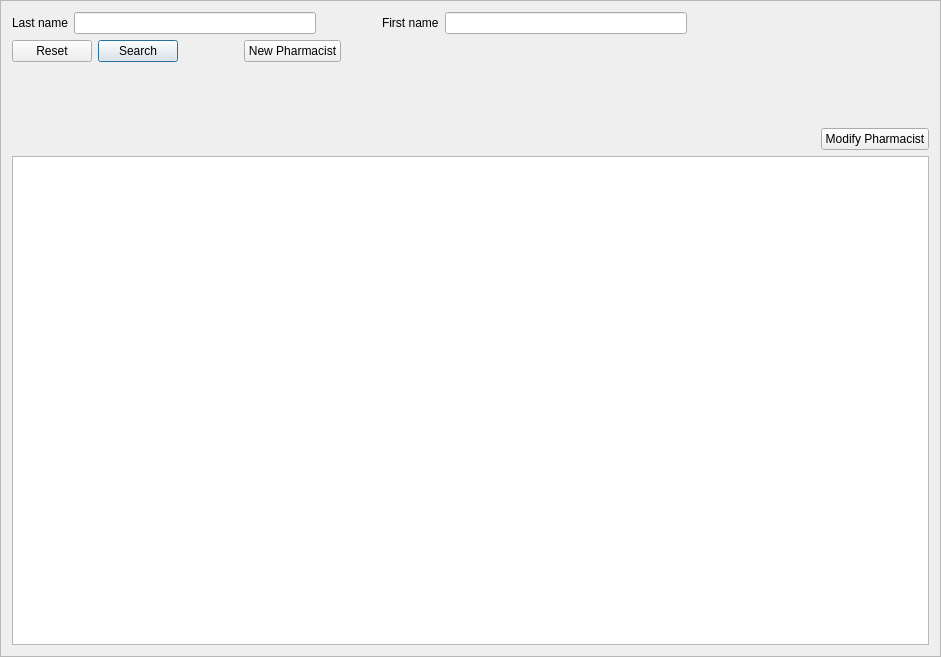
Old version of the form mtrack/pharmacistframe.ui in the repository kyledevans/Medicine-Track.
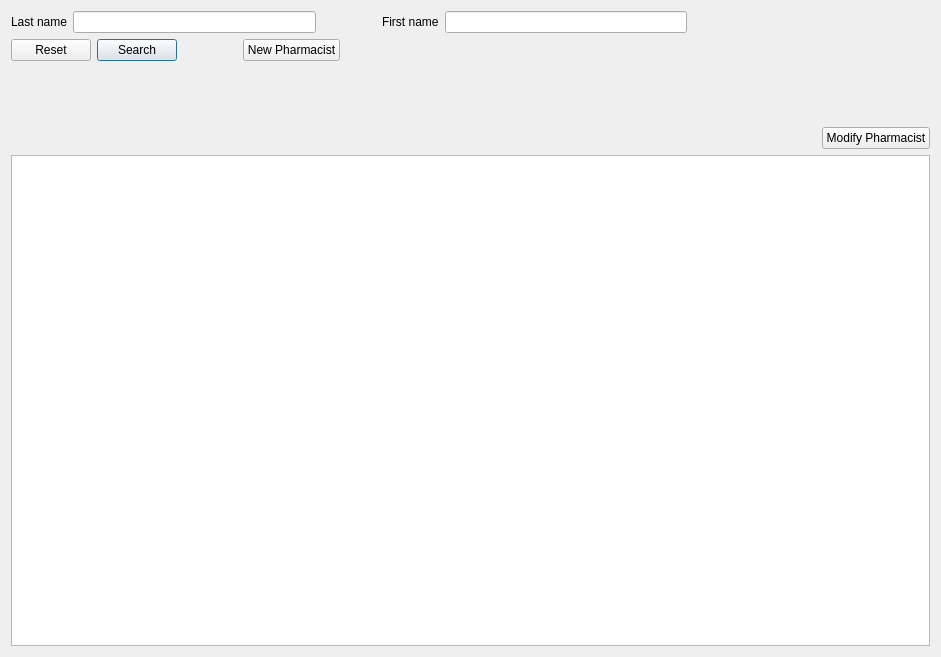
New version of the form.

What changed in the file:
```diff
--- a/mtrack/pharmacistframe.ui
+++ b/mtrack/pharmacistframe.ui
@@ -11,10 +11,10 @@
    </rect>
   </property>
   <property name="frameShape">
-   <enum>QFrame::StyledPanel</enum>
+   <enum>QFrame::NoFrame</enum>
   </property>
   <property name="frameShadow">
-   <enum>QFrame::Raised</enum>
+   <enum>QFrame::Plain</enum>
   </property>
   <layout class="QVBoxLayout" name="verticalLayout">
    <item>
```
